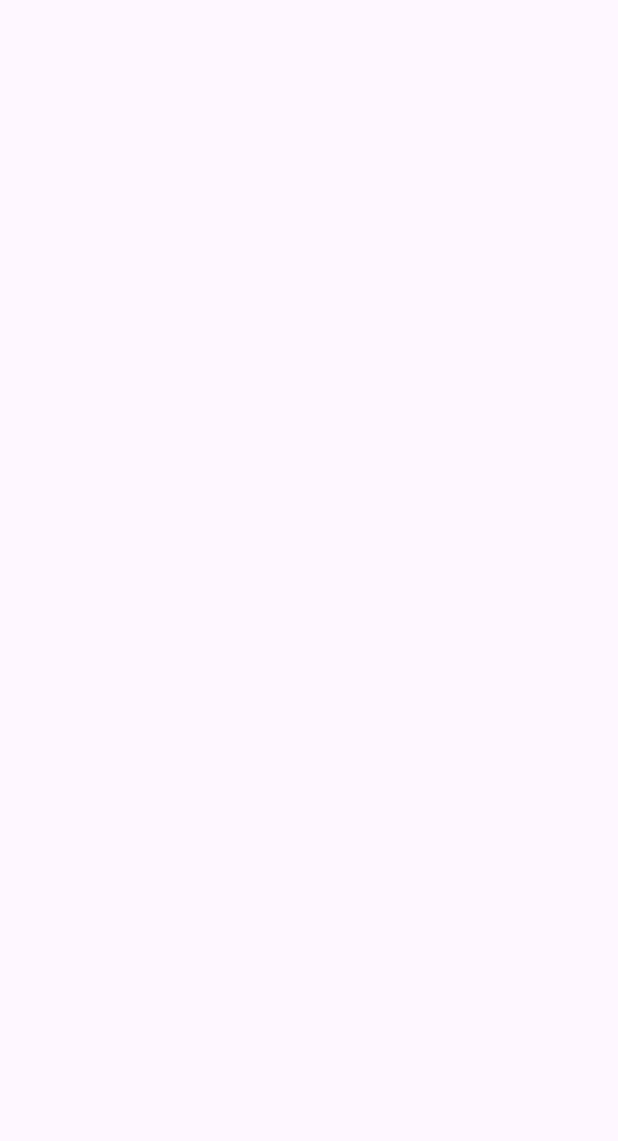
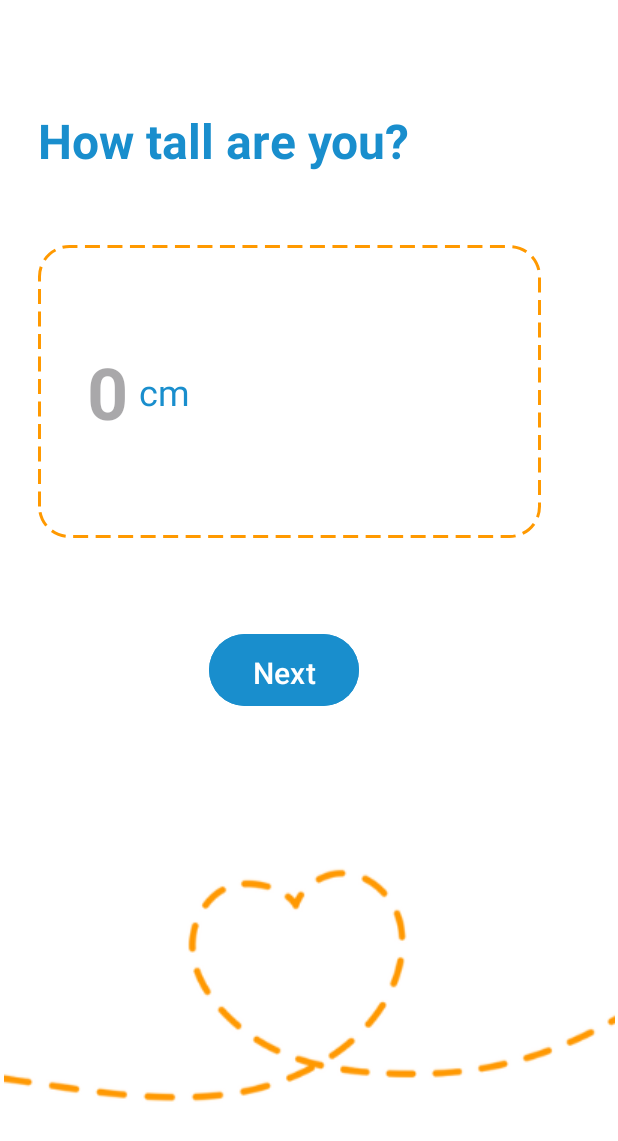
Before and after one commit to HananHijaze/MediMap, an Android app: the height screen opened directly, with no data from a screen before it, on a phone screen of 412 x 824 dp. Before the commit the part shown is empty. Shown: the top 1141 px of the screen. Run offline under Robolectric (Android 15) with nearby library versions, the phone set to English and light mode, and no system bars; 1 statement that could not run was skipped.

Commit message:
Added xml for Height page

```diff
--- a/app/src/main/res/layout/activity_height.xml
+++ b/app/src/main/res/layout/activity_height.xml
@@ -1,10 +1,105 @@
 <?xml version="1.0" encoding="utf-8"?>
-<androidx.constraintlayout.widget.ConstraintLayout xmlns:android="http://schemas.android.com/apk/res/android"
+<androidx.constraintlayout.widget.ConstraintLayout
+    xmlns:android="http://schemas.android.com/apk/res/android"
     xmlns:app="http://schemas.android.com/apk/res-auto"
     xmlns:tools="http://schemas.android.com/tools"
-    android:id="@+id/main"
     android:layout_width="match_parent"
     android:layout_height="match_parent"
-    tools:context=".height">
+    android:background="@color/white"
+    tools:context="height">
 
+    <!-- Question Text -->
+
+    <!-- Height Input Layout -->
+
+    <!-- Next Button -->
+
+    <!-- Decorative ImageView -->
+
+    <TextView
+        android:id="@+id/questionText"
+        android:layout_width="wrap_content"
+        android:layout_height="wrap_content"
+        android:layout_marginTop="72dp"
+        android:gravity="center_horizontal"
+        android:text="How tall are you?"
+        android:textColor="@color/blue"
+        android:textSize="32sp"
+        android:textStyle="bold"
+        app:layout_constraintEnd_toEndOf="parent"
+        app:layout_constraintHorizontal_bias="0.151"
+        app:layout_constraintStart_toStartOf="parent"
+        app:layout_constraintTop_margin="40dp"
+        app:layout_constraintTop_toTopOf="parent" />
+
+    <LinearLayout
+        android:id="@+id/heightInputLayout"
+        android:layout_width="335dp"
+        android:layout_height="195dp"
+        android:layout_marginTop="48dp"
+        android:background="@drawable/custom_linear_layout"
+        android:gravity="center_vertical"
+        android:orientation="horizontal"
+        android:padding="16dp"
+        app:layout_constraintEnd_toEndOf="parent"
+        app:layout_constraintHorizontal_bias="0.328"
+        app:layout_constraintStart_toStartOf="parent"
+        app:layout_constraintTop_margin="16dp"
+        app:layout_constraintTop_toBottomOf="@id/questionText">
+
+        <!-- Height Input -->
+        <EditText
+            android:id="@+id/heightInput"
+            android:layout_width="wrap_content"
+            android:layout_height="wrap_content"
+            android:layout_gravity="center_vertical"
+            android:background="@null"
+            android:gravity="center"
+            android:hint="0"
+            android:inputType="number"
+            android:maxLength="3"
+            android:paddingStart="16dp"
+            android:textColor="@color/blue"
+            android:textSize="48sp"
+            android:textStyle="bold" />
+
+        <!-- cm Label -->
+        <TextView
+            android:id="@+id/cmLabel"
+            android:layout_width="wrap_content"
+            android:layout_height="wrap_content"
+            android:layout_marginStart="8dp"
+            android:gravity="center_vertical"
+            android:text="cm"
+            android:textColor="@color/blue"
+            android:textSize="24dp" />
+    </LinearLayout>
+
+    <Button
+        android:id="@+id/nextButton"
+        android:layout_width="100dp"
+        android:layout_height="56dp"
+        android:layout_marginTop="60dp"
+        android:backgroundTint="@color/blue"
+        android:gravity="center"
+        android:padding="12dp"
+        android:text="Next"
+        android:textColor="@color/white"
+        android:textSize="20sp"
+        app:layout_constraintEnd_toEndOf="parent"
+        app:layout_constraintHorizontal_bias="0.446"
+        app:layout_constraintStart_toStartOf="parent"
+        app:layout_constraintTop_margin="24dp"
+        app:layout_constraintTop_toBottomOf="@id/heightInputLayout" />
+
+    <ImageView
+        android:id="@+id/decorativeImage"
+        android:layout_width="wrap_content"
+        android:layout_height="wrap_content"
+        app:layout_constraintTop_toBottomOf="@id/nextButton"
+        app:layout_constraintStart_toStartOf="parent"
+        app:layout_constraintEnd_toEndOf="parent"
+        app:layout_constraintBottom_toBottomOf="parent"
+        android:layout_marginTop="16dp"
+        app:srcCompat="@drawable/lineheart" />
 </androidx.constraintlayout.widget.ConstraintLayout>
```
